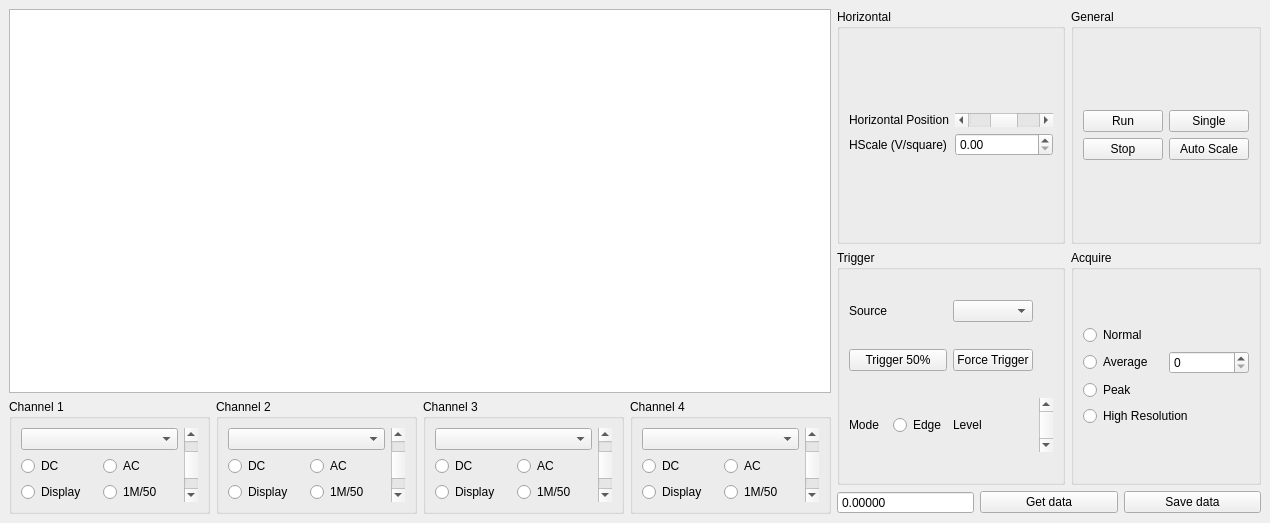
This is gui/scope/scope_gui.ui in rasjen/qudi as Qt 5 draws it before an edit. The edited form follows.
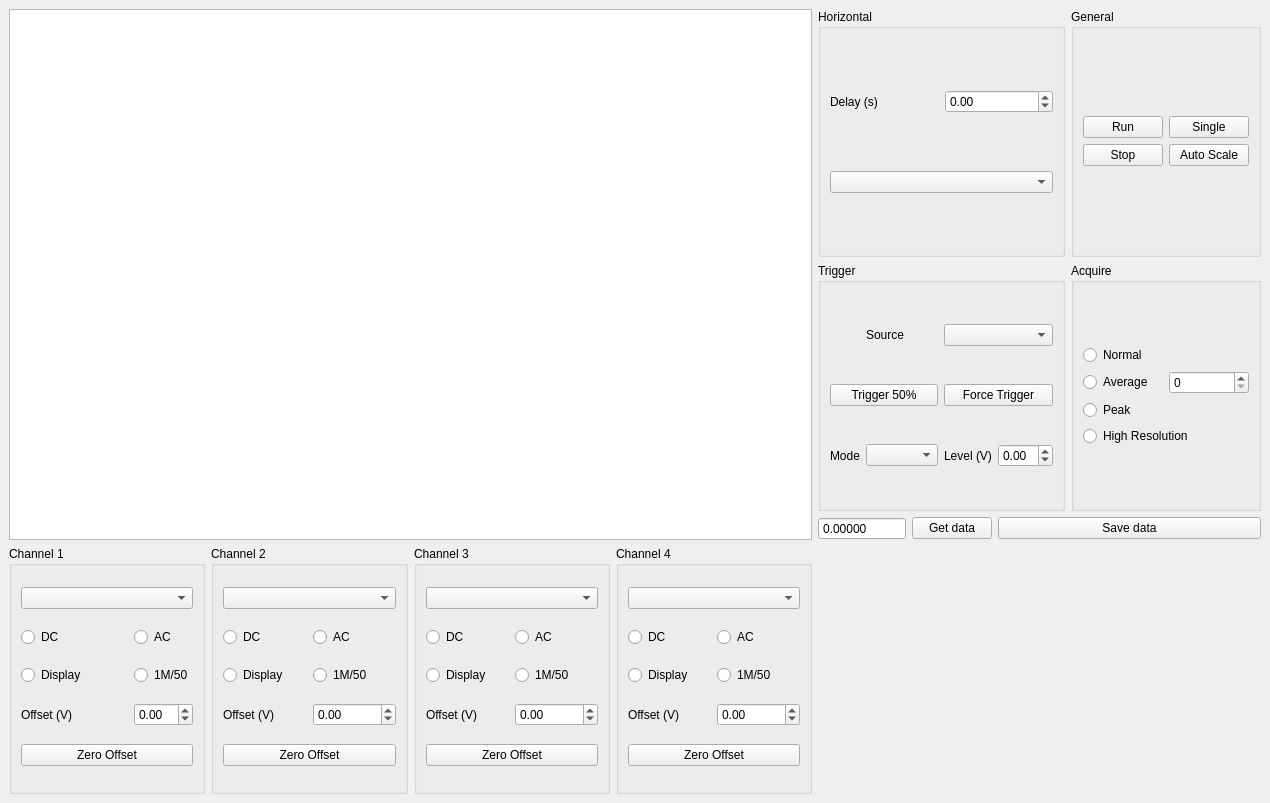
This is the edited form. Custom widgets are drawn as their Qt base class.

Commit message: upgrade of scope

```diff
--- a/gui/scope/scope_gui.ui
+++ b/gui/scope/scope_gui.ui
@@ -7,7 +7,7 @@
     <x>0</x>
     <y>0</y>
     <width>1270</width>
-    <height>523</height>
+    <height>803</height>
    </rect>
   </property>
   <property name="windowTitle">
@@ -20,8 +20,8 @@
    <property name="enabled">
     <bool>true</bool>
    </property>
-   <layout class="QGridLayout" name="gridLayout_15">
-    <item row="0" column="0">
+   <layout class="QGridLayout" name="gridLayout_3">
+    <item row="0" column="0" rowspan="3">
      <widget class="PlotWidget" name="scope_PlotWidget">
       <property name="minimumSize">
        <size>
@@ -31,52 +31,7 @@
       </property>
      </widget>
     </item>
-    <item row="0" column="1" rowspan="2">
-     <layout class="QGridLayout" name="gridLayout_13">
-      <item row="0" column="0">
-       <widget class="QGroupBox" name="horizontal_groupBox">
-        <property name="title">
-         <string>Horizontal</string>
-        </property>
-        <layout class="QGridLayout" name="gridLayout_8">
-         <item row="0" column="0">
-          <layout class="QGridLayout" name="gridLayout_5">
-           <item row="0" column="1">
-            <widget class="QScrollBar" name="horizontal_position_horizontalScrollBar">
-             <property name="maximum">
-              <number>100</number>
-             </property>
-             <property name="value">
-              <number>50</number>
-             </property>
-             <property name="orientation">
-              <enum>Qt::Horizontal</enum>
-             </property>
-            </widget>
-           </item>
-           <item row="0" column="0">
-            <widget class="QLabel" name="horizontal_position_label">
-             <property name="text">
-              <string>Horizontal Position</string>
-             </property>
-            </widget>
-           </item>
-           <item row="1" column="0">
-            <widget class="QLabel" name="hscale_label">
-             <property name="text">
-              <string>HScale (V/square)</string>
-             </property>
-            </widget>
-           </item>
-           <item row="1" column="1">
-            <widget class="QDoubleSpinBox" name="hscale_doubleSpinBox"/>
-           </item>
-          </layout>
-         </item>
-        </layout>
-       </widget>
-      </item>
-      <item row="0" column="1">
+    <item row="0" column="4">
        <widget class="QGroupBox" name="general_groupBox">
         <property name="title">
          <string>General</string>
@@ -117,20 +72,13 @@
         </layout>
        </widget>
       </item>
-      <item row="1" column="0">
+    <item row="1" column="1" colspan="3">
        <widget class="QGroupBox" name="trigger_groupBox">
         <property name="title">
          <string>Trigger</string>
         </property>
         <layout class="QGridLayout" name="gridLayout_10">
-         <item row="1" column="0" colspan="2">
-          <widget class="QPushButton" name="trigger50_pushButton">
-           <property name="text">
-            <string>Trigger 50%</string>
-           </property>
-          </widget>
-         </item>
-         <item row="1" column="2">
+       <item row="1" column="2" colspan="2">
           <widget class="QPushButton" name="force_trigger_pushButton">
            <property name="text">
             <string>Force Trigger</string>
@@ -144,37 +92,43 @@
            </property>
           </widget>
          </item>
-         <item row="2" column="1">
-          <widget class="QRadioButton" name="trigger_EDGE_radioButton">
+       <item row="1" column="0" colspan="2">
+        <widget class="QPushButton" name="trigger50_pushButton">
            <property name="text">
-            <string>Edge</string>
+          <string>Trigger 50%</string>
            </property>
           </widget>
          </item>
+       <item row="0" column="2" colspan="2">
+        <widget class="QComboBox" name="trigger_source_comboBox"/>
+       </item>
+       <item row="2" column="1">
+        <widget class="QComboBox" name="trigger_mode_comboBox"/>
+       </item>
          <item row="2" column="2">
           <widget class="QLabel" name="trigger_level_label">
            <property name="text">
-            <string>Level</string>
+          <string>Level (V)</string>
            </property>
           </widget>
          </item>
          <item row="2" column="3">
-          <widget class="QScrollBar" name="trigger_level_verticalScrollBar">
+        <widget class="QDoubleSpinBox" name="trigger_level_doubleSpinBox">
+         <property name="decimals">
+          <number>2</number>
+         </property>
+         <property name="minimum">
+          <double>-6.000000000000000</double>
+         </property>
            <property name="maximum">
-            <number>100</number>
-           </property>
-           <property name="value">
-            <number>50</number>
-           </property>
-           <property name="orientation">
-            <enum>Qt::Vertical</enum>
+          <double>6.000000000000000</double>
+         </property>
+         <property name="singleStep">
+          <double>0.010000000000000</double>
            </property>
           </widget>
          </item>
-         <item row="0" column="2">
-          <widget class="QComboBox" name="trigger_source_comboBox"/>
-         </item>
-         <item row="0" column="0">
+       <item row="0" column="1">
           <widget class="QLabel" name="source_label">
            <property name="text">
             <string>Source</string>
@@ -184,7 +138,7 @@
         </layout>
        </widget>
       </item>
-      <item row="1" column="1">
+    <item row="1" column="4">
        <widget class="QGroupBox" name="acquire_groupBox">
         <property name="title">
          <string>Acquire</string>
@@ -228,9 +182,7 @@
         </layout>
        </widget>
       </item>
-      <item row="2" column="0" colspan="2">
-       <layout class="QGridLayout" name="gridLayout_3">
-        <item row="0" column="0">
+    <item row="2" column="1">
          <widget class="QDoubleSpinBox" name="time_range_Spinbox">
           <property name="buttonSymbols">
            <enum>QAbstractSpinBox::NoButtons</enum>
@@ -249,25 +201,21 @@
           </property>
          </widget>
         </item>
-        <item row="0" column="2">
-         <widget class="QPushButton" name="savedata_pushButton">
-          <property name="text">
-           <string>Save data</string>
-          </property>
-         </widget>
-        </item>
-        <item row="0" column="1">
+    <item row="2" column="2">
          <widget class="QPushButton" name="getdata_pushButton">
           <property name="text">
            <string>Get data</string>
           </property>
          </widget>
         </item>
-       </layout>
-      </item>
-     </layout>
-    </item>
-    <item row="1" column="0">
+    <item row="2" column="3" colspan="2">
+     <widget class="QPushButton" name="savedata_pushButton">
+      <property name="text">
+       <string>Save data</string>
+      </property>
+     </widget>
+    </item>
+    <item row="3" column="0">
      <layout class="QGridLayout" name="gridLayout_14">
       <item row="0" column="0">
        <widget class="QGroupBox" name="channel1_groupBox">
@@ -288,7 +236,7 @@
            </property>
           </widget>
          </item>
-         <item row="1" column="1">
+         <item row="1" column="2">
           <widget class="QRadioButton" name="channel1_AC_radioButton">
            <property name="text">
             <string>AC</string>
@@ -298,7 +246,7 @@
            </property>
           </widget>
          </item>
-         <item row="2" column="0">
+         <item row="2" column="0" colspan="2">
           <widget class="QRadioButton" name="channel1_display_radioButton">
            <property name="text">
             <string>Display</string>
@@ -308,10 +256,7 @@
            </property>
           </widget>
          </item>
-         <item row="0" column="0" colspan="2">
-          <widget class="QComboBox" name="channel1_vscale_comboBox"/>
-         </item>
-         <item row="2" column="1">
+         <item row="2" column="2">
           <widget class="QRadioButton" name="channel1_impedance_input_radioButton">
            <property name="text">
             <string>1M/50</string>
@@ -321,19 +266,39 @@
            </property>
           </widget>
          </item>
-         <item row="0" column="2" rowspan="3">
-          <widget class="QScrollBar" name="Chanel1_zerolevel_verticalScrollBar">
+         <item row="3" column="0" colspan="2">
+          <widget class="QLabel" name="channel1_offset_label">
+           <property name="text">
+            <string>Offset (V)</string>
+           </property>
+          </widget>
+         </item>
+         <item row="3" column="2">
+          <widget class="QDoubleSpinBox" name="channel1_offset_doubleSpinBox">
+           <property name="decimals">
+            <number>2</number>
+           </property>
+           <property name="minimum">
+            <double>-6.000000000000000</double>
+           </property>
            <property name="maximum">
-            <number>100</number>
+            <double>6.000000000000000</double>
            </property>
-           <property name="value">
-            <number>50</number>
+           <property name="singleStep">
+            <double>0.010000000000000</double>
            </property>
-           <property name="orientation">
-            <enum>Qt::Vertical</enum>
+          </widget>
+         </item>
+         <item row="4" column="0" colspan="3">
+          <widget class="QPushButton" name="channel1_zero_offset_pushButton">
+           <property name="text">
+            <string>Zero Offset</string>
            </property>
           </widget>
          </item>
+         <item row="0" column="0" colspan="3">
+          <widget class="QComboBox" name="channel1_vscale_comboBox"/>
+         </item>
         </layout>
        </widget>
       </item>
@@ -343,22 +308,6 @@
          <string>Channel 2</string>
         </property>
         <layout class="QGridLayout" name="gridLayout_6">
-         <item row="0" column="0" colspan="2">
-          <widget class="QComboBox" name="channel2_vscale_comboBox"/>
-         </item>
-         <item row="0" column="2" rowspan="3">
-          <widget class="QScrollBar" name="Chanel2_zerolevel_verticalScrollBar">
-           <property name="maximum">
-            <number>100</number>
-           </property>
-           <property name="value">
-            <number>50</number>
-           </property>
-           <property name="orientation">
-            <enum>Qt::Vertical</enum>
-           </property>
-          </widget>
-         </item>
          <item row="1" column="0">
           <widget class="QRadioButton" name="channel2_DC_radioButton">
            <property name="text">
@@ -402,6 +351,39 @@
            </property>
           </widget>
          </item>
+         <item row="3" column="0">
+          <widget class="QLabel" name="channel2_offset_label">
+           <property name="text">
+            <string>Offset (V)</string>
+           </property>
+          </widget>
+         </item>
+         <item row="3" column="1">
+          <widget class="QDoubleSpinBox" name="channel2_offset_doubleSpinBox">
+           <property name="decimals">
+            <number>2</number>
+           </property>
+           <property name="minimum">
+            <double>-6.000000000000000</double>
+           </property>
+           <property name="maximum">
+            <double>6.000000000000000</double>
+           </property>
+           <property name="singleStep">
+            <double>0.010000000000000</double>
+           </property>
+          </widget>
+         </item>
+         <item row="0" column="0" colspan="2">
+          <widget class="QComboBox" name="channel2_vscale_comboBox"/>
+         </item>
+         <item row="4" column="0" colspan="2">
+          <widget class="QPushButton" name="channel2_zero_offset_pushButton">
+           <property name="text">
+            <string>Zero Offset</string>
+           </property>
+          </widget>
+         </item>
         </layout>
        </widget>
       </item>
@@ -410,23 +392,10 @@
         <property name="title">
          <string>Channel 3</string>
         </property>
-        <layout class="QGridLayout" name="gridLayout_11">
+        <layout class="QGridLayout" name="gridLayout_8">
          <item row="0" column="0" colspan="2">
           <widget class="QComboBox" name="channel3_vscale_comboBox"/>
          </item>
-         <item row="0" column="2" rowspan="3">
-          <widget class="QScrollBar" name="Chanel3_zerolevel_verticalScrollBar">
-           <property name="maximum">
-            <number>100</number>
-           </property>
-           <property name="value">
-            <number>50</number>
-           </property>
-           <property name="orientation">
-            <enum>Qt::Vertical</enum>
-           </property>
-          </widget>
-         </item>
          <item row="1" column="0">
           <widget class="QRadioButton" name="channel3_DC_radioButton">
            <property name="text">
@@ -467,6 +436,36 @@
            </property>
           </widget>
          </item>
+         <item row="3" column="0">
+          <widget class="QLabel" name="channel3_offset_label">
+           <property name="text">
+            <string>Offset (V)</string>
+           </property>
+          </widget>
+         </item>
+         <item row="3" column="1">
+          <widget class="QDoubleSpinBox" name="channel3_offset_doubleSpinBox">
+           <property name="decimals">
+            <number>2</number>
+           </property>
+           <property name="minimum">
+            <double>-6.000000000000000</double>
+           </property>
+           <property name="maximum">
+            <double>6.000000000000000</double>
+           </property>
+           <property name="singleStep">
+            <double>0.010000000000000</double>
+           </property>
+          </widget>
+         </item>
+         <item row="4" column="0" colspan="2">
+          <widget class="QPushButton" name="channel3_zero_offset_pushButton">
+           <property name="text">
+            <string>Zero Offset</string>
+           </property>
+          </widget>
+         </item>
         </layout>
        </widget>
       </item>
@@ -475,23 +474,7 @@
         <property name="title">
          <string>Channel 4</string>
         </property>
-        <layout class="QGridLayout" name="gridLayout_12">
-         <item row="0" column="0" colspan="2">
-          <widget class="QComboBox" name="channel4_vscale_comboBox"/>
-         </item>
-         <item row="0" column="2" rowspan="3">
-          <widget class="QScrollBar" name="Chanel4_zerolevel_verticalScrollBar">
-           <property name="maximum">
-            <number>100</number>
-           </property>
-           <property name="value">
-            <number>50</number>
-           </property>
-           <property name="orientation">
-            <enum>Qt::Vertical</enum>
-           </property>
-          </widget>
-         </item>
+        <layout class="QGridLayout" name="gridLayout_11">
          <item row="1" column="0">
           <widget class="QRadioButton" name="channel4_DC_radioButton">
            <property name="text">
@@ -532,12 +515,86 @@
            </property>
           </widget>
          </item>
+         <item row="3" column="0">
+          <widget class="QLabel" name="channel4_offset_label">
+           <property name="text">
+            <string>Offset (V)</string>
+           </property>
+          </widget>
+         </item>
+         <item row="3" column="1">
+          <widget class="QDoubleSpinBox" name="channel4_offset_doubleSpinBox">
+           <property name="decimals">
+            <number>2</number>
+           </property>
+           <property name="minimum">
+            <double>-6.000000000000000</double>
+           </property>
+           <property name="maximum">
+            <double>6.000000000000000</double>
+           </property>
+           <property name="singleStep">
+            <double>0.010000000000000</double>
+           </property>
+          </widget>
+         </item>
+         <item row="0" column="0" colspan="2">
+          <widget class="QComboBox" name="channel4_vscale_comboBox"/>
+         </item>
+         <item row="4" column="0" colspan="2">
+          <widget class="QPushButton" name="channel4_zero_offset_pushButton">
+           <property name="text">
+            <string>Zero Offset</string>
+           </property>
+          </widget>
+         </item>
         </layout>
        </widget>
       </item>
      </layout>
     </item>
-   </layout>
+    <item row="0" column="1" colspan="3">
+     <widget class="QGroupBox" name="horizontal_groupBox">
+      <property name="title">
+       <string>Horizontal</string>
+      </property>
+      <layout class="QGridLayout" name="gridLayout_5">
+       <item row="0" column="0">
+        <widget class="QLabel" name="time_delay_label">
+         <property name="text">
+          <string>Delay (s)</string>
+         </property>
+        </widget>
+       </item>
+       <item row="0" column="1">
+        <widget class="QDoubleSpinBox" name="time_delay_doubleSpinBox">
+         <property name="decimals">
+          <number>2</number>
+         </property>
+         <property name="minimum">
+          <double>-6.000000000000000</double>
+         </property>
+         <property name="maximum">
+          <double>6.000000000000000</double>
+         </property>
+         <property name="singleStep">
+          <double>0.010000000000000</double>
+         </property>
+        </widget>
+       </item>
+       <item row="1" column="0" colspan="2">
+        <widget class="QComboBox" name="time_scale_comboBox"/>
+       </item>
+      </layout>
+     </widget>
+    </item>
+   </layout>
+   <zorder>general_groupBox</zorder>
+   <zorder>trigger_groupBox</zorder>
+   <zorder>acquire_groupBox</zorder>
+   <zorder>time_range_Spinbox</zorder>
+   <zorder>getdata_pushButton</zorder>
+   <zorder>savedata_pushButton</zorder>
    <zorder>scope_PlotWidget</zorder>
    <zorder></zorder>
    <zorder>channel1_groupBox</zorder>
```
Left out of the diff: 6 changed lines with no effect on the pictures. Lines whose indentation alone changed are shown as unchanged. The commit also changes 3 other files.
